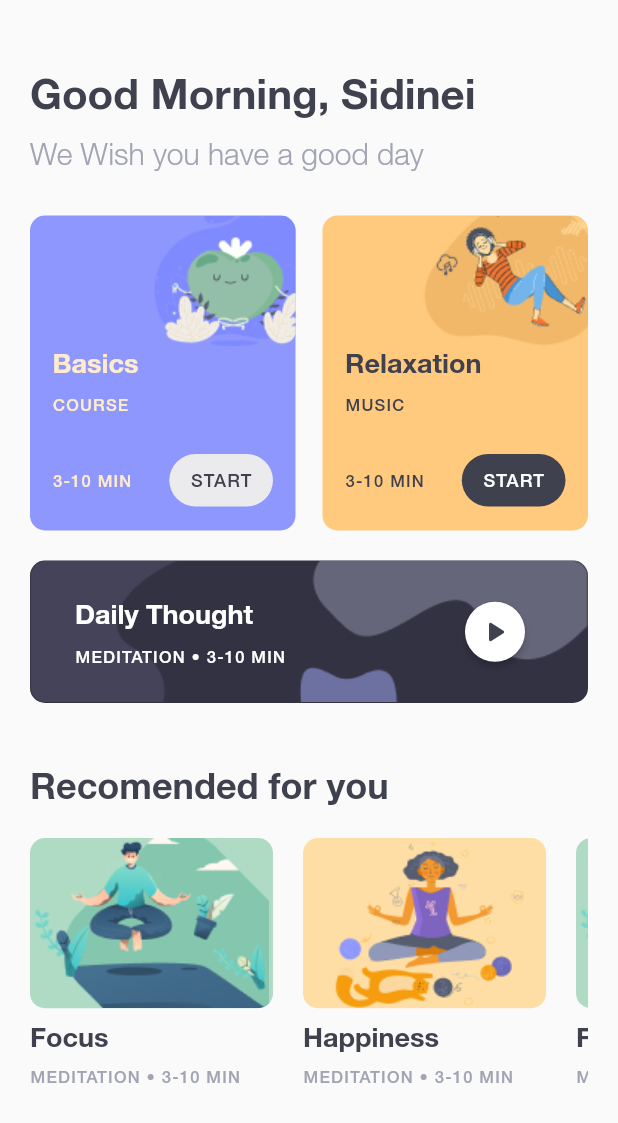
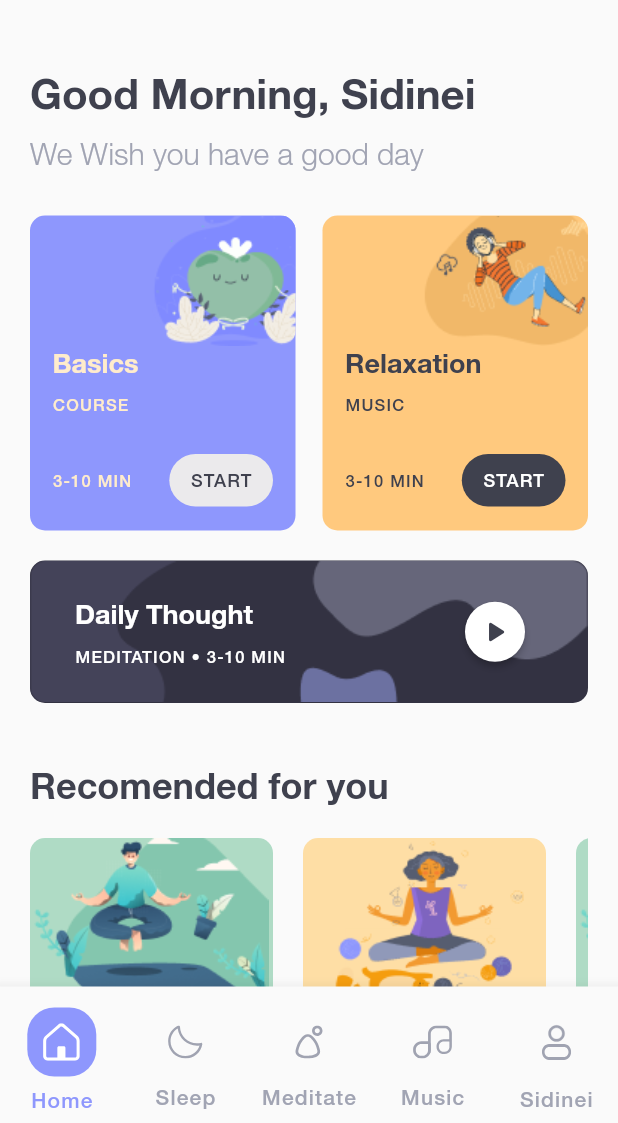
Before and after one commit to sidinei-silva/flutter_figma_community_projects_meditation_app_ui, a Flutter app: the screen it shows after launch, on a phone screen of 412 x 824 dp, the part 113-1236 px from its top. Run offline on Flutter 3.47's test engine with Material 2 defaults, Android fonts, the phone set to English and light mode, and no system bars; our stand-ins replace flutter_svg; project files that could hold a hidden picture were left out.

Commit message:
Incluindo bottom navigation

```diff
--- /dev/null
+++ b/lib/core/app_icons.dart
@@ -0,0 +1,7 @@
+class AppIcons {
+  static String get home => "assets/icons/icon_home.svg";
+  static String get meditate => "assets/icons/icon_meditate.svg";
+  static String get music => "assets/icons/icon_music.svg";
+  static String get person => "assets/icons/icon_person.svg";
+  static String get sleep => "assets/icons/icon_sleep.svg";
+}
--- a/lib/core/app_text_styles.dart
+++ b/lib/core/app_text_styles.dart
@@ -98,4 +98,11 @@ class AppTextStyles {
     fontSize: 12,
     letterSpacing: 0.8,
   );
+
+  static final TextStyle bottomNavigation = TextStyle(
+    fontFamily: 'Helvetica Nue',
+    fontWeight: FontWeight.normal,
+    fontSize: 14,
+    letterSpacing: 0.8,
+  );
 }
--- a/lib/pages/home/home_page.dart
+++ b/lib/pages/home/home_page.dart
@@ -1,8 +1,7 @@
 import 'package:flutter/material.dart';
-import 'package:meditation_app_ui_882888114457713282/core/app_colors.dart';
-import 'package:meditation_app_ui_882888114457713282/core/app_images.dart';
 import 'package:meditation_app_ui_882888114457713282/core/app_text_styles.dart';
 import 'package:meditation_app_ui_882888114457713282/pages/home/widgets/app_bar/app_bar_widget.dart';
+import 'package:meditation_app_ui_882888114457713282/pages/home/widgets/bottom_navigation/bottom_navigation_widget.dart';
 import 'package:meditation_app_ui_882888114457713282/pages/home/widgets/card_recomended/card_recomended_widget.dart';
 import 'package:meditation_app_ui_882888114457713282/pages/home/widgets/card_spotlight/card_spotlight_widget.dart';
 import 'package:meditation_app_ui_882888114457713282/pages/home/widgets/cover_spotlight/cover_spotlight_widget.dart';
@@ -14,8 +13,7 @@ class HomePage extends StatelessWidget {
         appBar: AppBarWidget(),
         body: Padding(
           padding: const EdgeInsets.symmetric(horizontal: 20),
-        child: Column(
-          crossAxisAlignment: CrossAxisAlignment.start,
+          child: ListView(
             children: [
               Text(
                 "Good Morning, Sidinei",
@@ -97,6 +95,6 @@ class HomePage extends StatelessWidget {
             ],
           ),
         ),
-    );
+        bottomNavigationBar: BottomNavigationWidget());
   }
 }
--- /dev/null
+++ b/lib/pages/home/widgets/bottom_navigation/bottom_navigation_widget.dart
@@ -0,0 +1,67 @@
+import 'package:flutter/material.dart';
+import 'package:flutter_svg/svg.dart';
+import 'package:meditation_app_ui_882888114457713282/core/app_colors.dart';
+import 'package:meditation_app_ui_882888114457713282/core/app_icons.dart';
+import 'package:meditation_app_ui_882888114457713282/core/app_text_styles.dart';
+
+class BottomNavigationWidget extends StatelessWidget {
+  @override
+  Widget build(BuildContext context) {
+    return Container(
+      child: BottomNavigationBar(
+        selectedLabelStyle: AppTextStyles.bottomNavigation,
+        unselectedLabelStyle: AppTextStyles.bottomNavigation,
+        selectedItemColor: AppColors.purple,
+        unselectedItemColor: AppColors.ligthGray,
+        type: BottomNavigationBarType.fixed,
+        items: [
+          BottomNavigationBarItem(
+            label: "Home",
+            icon: SvgPicture.asset(AppIcons.home),
+            activeIcon: Padding(
+              padding: const EdgeInsets.symmetric(vertical: 7),
+              child: Container(
+                width: 46,
+                height: 46,
+                padding: const EdgeInsets.all(10),
+                decoration: BoxDecoration(
+                  color: AppColors.purple,
+                  borderRadius: BorderRadius.circular(18),
+                ),
+                child: SvgPicture.asset(AppIcons.home),
+              ),
+            ),
+          ),
+          BottomNavigationBarItem(
+            label: "Sleep",
+            icon: Padding(
+              padding: const EdgeInsets.symmetric(vertical: 17),
+              child: SvgPicture.asset(AppIcons.sleep),
+            ),
+          ),
+          BottomNavigationBarItem(
+            label: "Meditate",
+            icon: Padding(
+              padding: const EdgeInsets.symmetric(vertical: 17),
+              child: SvgPicture.asset(AppIcons.meditate),
+            ),
+          ),
+          BottomNavigationBarItem(
+            label: "Music",
+            icon: Padding(
+              padding: const EdgeInsets.symmetric(vertical: 17),
+              child: SvgPicture.asset(AppIcons.music),
+            ),
+          ),
+          BottomNavigationBarItem(
+            label: "Sidinei",
+            icon: Padding(
+              padding: const EdgeInsets.symmetric(vertical: 17),
+              child: SvgPicture.asset(AppIcons.person),
+            ),
+          ),
+        ],
+      ),
+    );
+  }
+}
--- a/pubspec.yaml
+++ b/pubspec.yaml
@@ -28,6 +28,7 @@ dependencies:
   # The following adds the Cupertino Icons font to your application.
   # Use with the CupertinoIcons class for iOS style icons.
   cupertino_icons: ^1.0.2
+  flutter_svg: ^0.22.0
 
 dev_dependencies:
   flutter_test:
@@ -46,6 +47,7 @@ flutter:
 
   assets:
     - assets/images/
+    - assets/icons/
 
   fonts:
     - family: Airbnb Cereal App
```
Also changed, not shown: assets/icons/icon_home.svg (added), assets/icons/icon_meditate.svg (added), assets/icons/icon_music.svg (added), assets/icons/icon_person.svg (added), assets/icons/icon_sleep.svg (added), pubspec.lock. Lines whose indentation alone changed are shown as unchanged.
